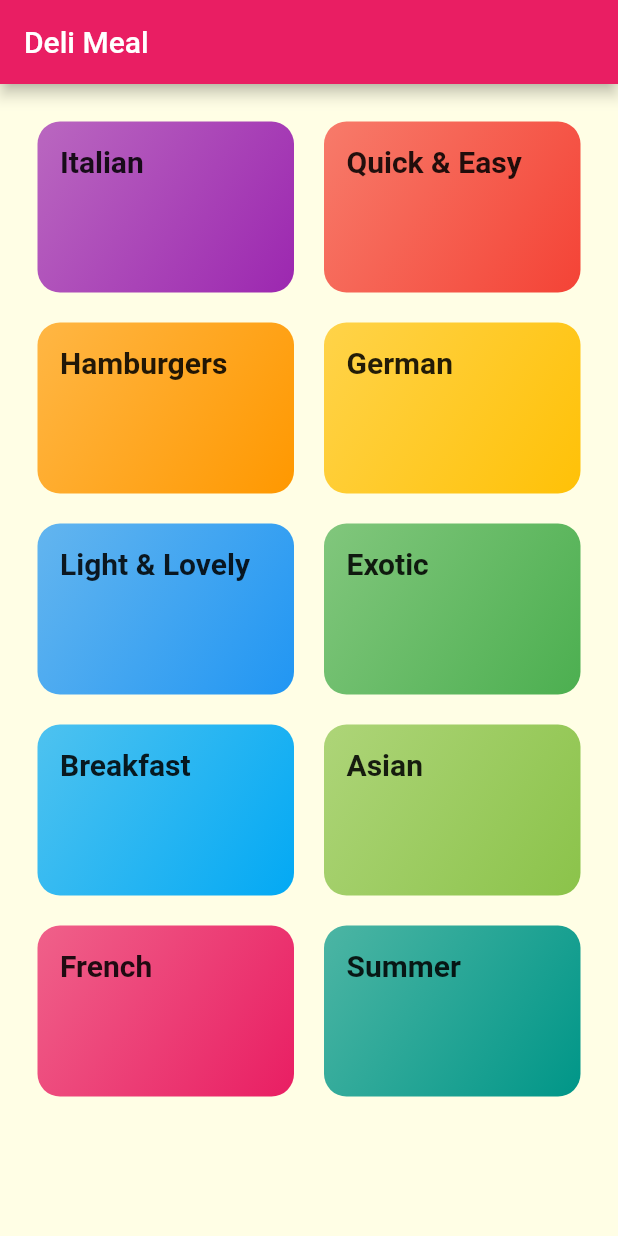
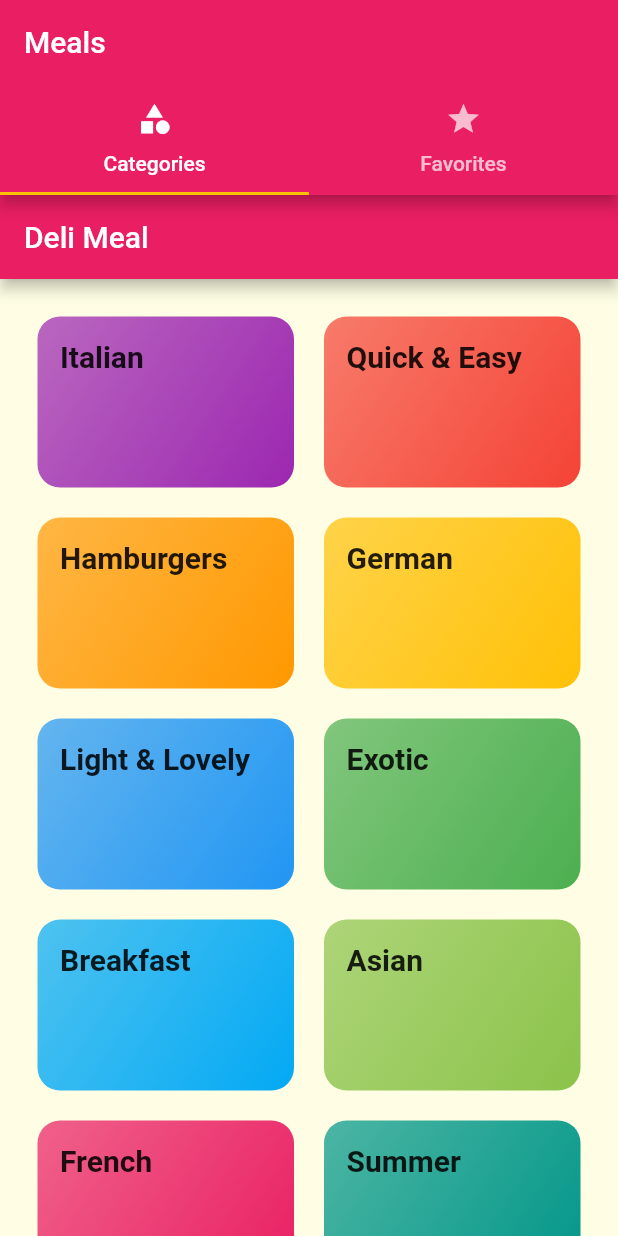
Before and after one commit to michaelpropp18/Recipes, a Flutter app: the screen it shows after launch, on a phone screen of 412 x 824 dp. Run offline on Flutter 3.47's test engine with Material 2 defaults, Android fonts, the phone set to English and light mode, and no system bars; Roboto replaces fonts that are missing (Railway, RobotCondensed).

Commit message:
First option for tabs

```diff
--- a/lib/main.dart
+++ b/lib/main.dart
@@ -28,7 +28,7 @@ class MyApp extends StatelessWidget {
                   fontFamily: 'RobotCondensed',
                   fontWeight: FontWeight.bold))),
       routes: {
-        '/': (ctx) => CategoriesScreen(),
+        '/': (ctx) => TabsScreen(),
         CategoryMealsScreen.routeName: (ctx) => CategoryMealsScreen(),
         MealDetailScreen.routeName: (ctx) => MealDetailScreen(),
       },
```
